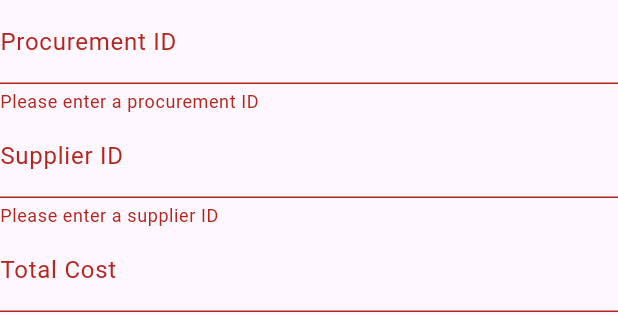
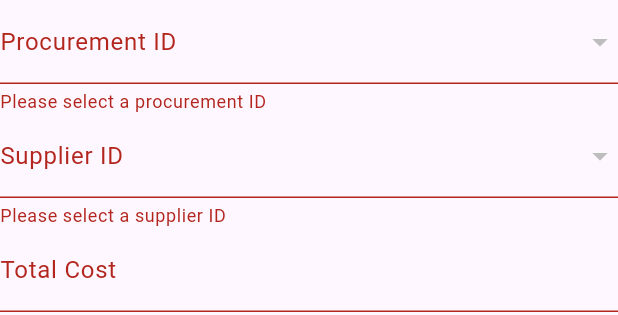
Before and after one commit to fyezool/procurement, a Flutter app: the QuoteForm widget shown alone on an empty page, opened directly with empty values, after a tap on "Submit", on a phone screen of 412 x 824 dp. Shown: the top 315 px of the screen. Run offline on Flutter 3.47's test engine with Material 3 defaults, Android fonts, the phone set to English and light mode, and no system bars; network calls fail.

Commit message:
drop down list testing on quote_screen

```diff
--- a/frontend/lib/screens/quote_list_screen.dart
+++ b/frontend/lib/screens/quote_list_screen.dart
@@ -10,11 +10,15 @@ class QuoteListScreen extends StatefulWidget {
 
 class _QuoteListScreenState extends State<QuoteListScreen> {
   List<Quote> quotes = [];
+  List<String> procurementIds = [];
+  List<String> supplierIds = [];
 
   @override
   void initState() {
     super.initState();
     fetchQuotes();
+    fetchProcurementIds();
+    fetchSupplierIds();
   }
 
   Future<void> fetchQuotes() async {
@@ -23,6 +27,28 @@ class _QuoteListScreenState extends State<QuoteListScreen> {
       List<dynamic> data = jsonDecode(response.body);
       setState(() {
         quotes = data.map((quote) => Quote.fromJson(quote)).toList();
+      });
+    }
+  }
+
+  Future<void> fetchProcurementIds() async {
+    final response =
+        await http.get(Uri.parse('http://localhost:8080/procurements'));
+    if (response.statusCode == 200) {
+      List<dynamic> data = jsonDecode(response.body);
+      setState(() {
+        procurementIds = data.map((item) => item['id'].toString()).toList();
+      });
+    }
+  }
+
+  Future<void> fetchSupplierIds() async {
+    final response =
+        await http.get(Uri.parse('http://localhost:8080/suppliers'));
+    if (response.statusCode == 200) {
+      List<dynamic> data = jsonDecode(response.body);
+      setState(() {
+        supplierIds = data.map((item) => item['id'].toString()).toList();
       });
     }
   }
@@ -65,6 +91,8 @@ class _QuoteListScreenState extends State<QuoteListScreen> {
                     createQuote(quote);
                     Navigator.of(context).pop();
                   },
+                  procurementIds: procurementIds,
+                  supplierIds: supplierIds,
                 ),
               );
             },
@@ -78,8 +106,14 @@ class _QuoteListScreenState extends State<QuoteListScreen> {
 
 class QuoteForm extends StatefulWidget {
   final Function(Quote) onSubmit;
+  final List<String> procurementIds;
+  final List<String> supplierIds;
 
-  QuoteForm({required this.onSubmit});
+  QuoteForm({
+    required this.onSubmit,
+    required this.procurementIds,
+    required this.supplierIds,
+  });
 
   @override
   _QuoteFormState createState() => _QuoteFormState();
@@ -87,8 +121,8 @@ class QuoteForm extends StatefulWidget {
 
 class _QuoteFormState extends State<QuoteForm> {
   final _formKey = GlobalKey<FormState>();
-  final _procurementIdController = TextEditingController();
-  final _supplierIdController = TextEditingController();
+  String? _selectedProcurementId;
+  String? _selectedSupplierId;
   final _totalCostController = TextEditingController();
 
   @override
@@ -98,22 +132,44 @@ class _QuoteFormState extends State<QuoteForm> {
       child: Column(
         mainAxisSize: MainAxisSize.min,
         children: [
-          TextFormField(
-            controller: _procurementIdController,
+          DropdownButtonFormField<String>(
+            value: _selectedProcurementId,
             decoration: InputDecoration(labelText: 'Procurement ID'),
+            items: widget.procurementIds.map((String id) {
+              return DropdownMenuItem<String>(
+                value: id,
+                child: Text(id),
+              );
+            }).toList(),
+            onChanged: (String? newValue) {
+              setState(() {
+                _selectedProcurementId = newValue;
+              });
+            },
             validator: (value) {
               if (value == null || value.isEmpty) {
-                return 'Please enter a procurement ID';
+                return 'Please select a procurement ID';
               }
               return null;
             },
           ),
-          TextFormField(
-            controller: _supplierIdController,
+          DropdownButtonFormField<String>(
+            value: _selectedSupplierId,
             decoration: InputDecoration(labelText: 'Supplier ID'),
+            items: widget.supplierIds.map((String id) {
+              return DropdownMenuItem<String>(
+                value: id,
+                child: Text(id),
+              );
+            }).toList(),
+            onChanged: (String? newValue) {
+              setState(() {
+                _selectedSupplierId = newValue;
+              });
+            },
             validator: (value) {
               if (value == null || value.isEmpty) {
-                return 'Please enter a supplier ID';
+                return 'Please select a supplier ID';
               }
               return null;
             },
@@ -134,9 +190,9 @@ class _QuoteFormState extends State<QuoteForm> {
               if (_formKey.currentState!.validate()) {
                 widget.onSubmit(
                   Quote(
-                    procurementId: _procurementIdController.text,
-                    supplierId: _supplierIdController.text,
-                    items: [], // You can add items here or handle them separately
+                    procurementId: _selectedProcurementId!,
+                    supplierId: _selectedSupplierId!,
+                    items: [],
                     totalCost: double.parse(_totalCostController.text),
                   ),
                 );
--- a/frontend/pubspec.yaml
+++ b/frontend/pubspec.yaml
@@ -46,7 +46,7 @@ dev_dependencies:
   # activated in the `analysis_options.yaml` file located at the root of your
   # package. See that file for information about deactivating specific lint
   # rules and activating additional ones.
-  flutter_lints: ^3.0.0
+  flutter_lints: ^4.0.0
 
 # For information on the generic Dart part of this file, see the
 # following page: https://dart.dev/tools/pub/pubspec
```
Also changed, not shown: frontend/pubspec.lock.
